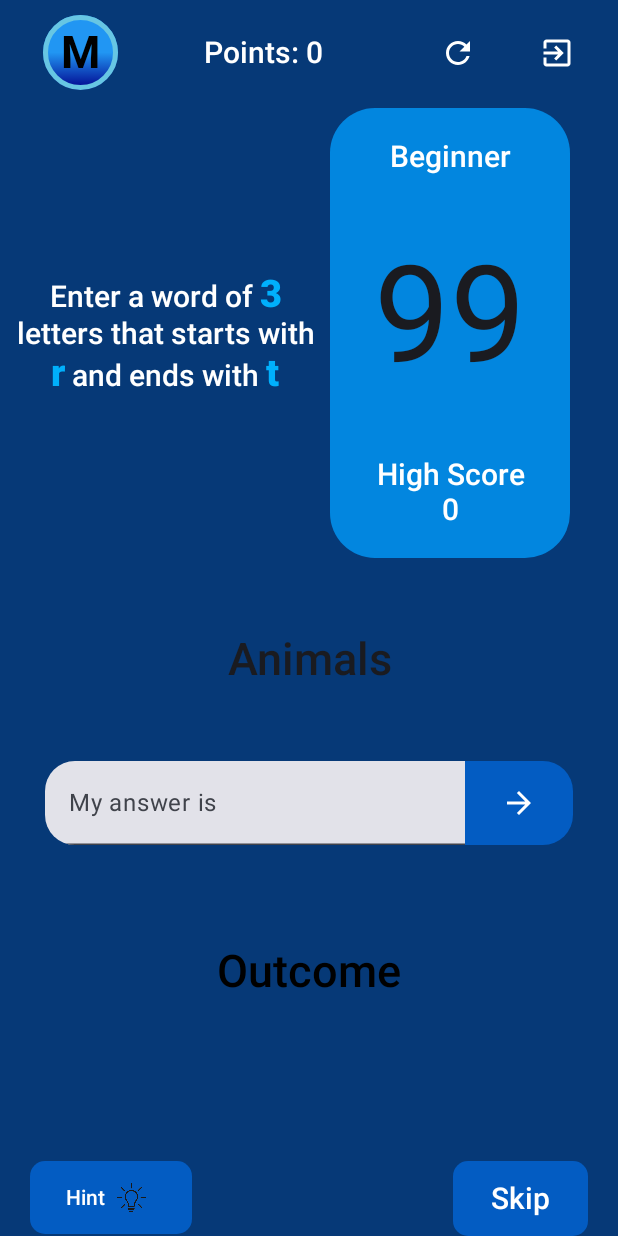
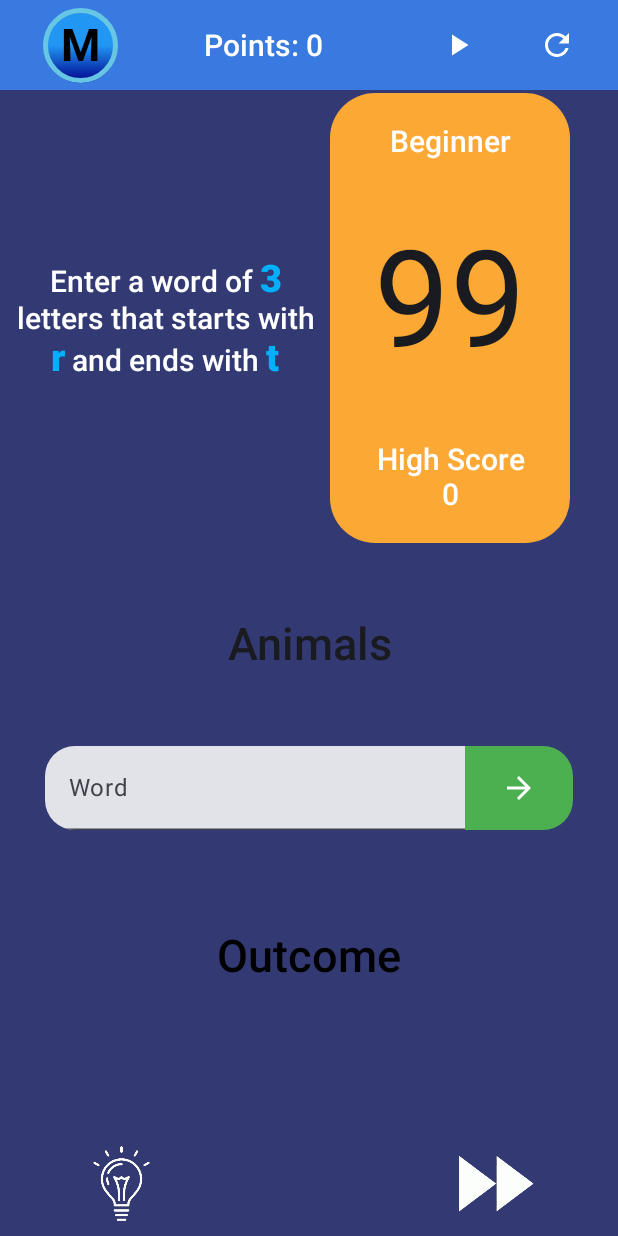
Before and after one commit to mikesplore/WordGame, an Android app built with Jetpack Compose: the GameScreen screen opened through its navigation route, on a phone screen of 412 x 824 dp. Run offline under Robolectric (Android 15) with nearby library versions, the phone set to English and light mode, and no system bars.

Commit message:
new face

```diff
--- a/app/src/main/java/com/mike/wordgame/GameScreen.kt
+++ b/app/src/main/java/com/mike/wordgame/GameScreen.kt
@@ -41,8 +41,10 @@ import androidx.compose.foundation.layout.absolutePadding
 import androidx.compose.material.icons.Icons
 import androidx.compose.material.icons.filled.ArrowForward
 import androidx.compose.material.icons.filled.ExitToApp
+import androidx.compose.material.icons.filled.PlayArrow
 import androidx.compose.material.icons.filled.Refresh
 import androidx.compose.material.icons.outlined.ExitToApp
+import androidx.compose.material.icons.outlined.Refresh
 import androidx.compose.material3.AlertDialog
 import androidx.compose.material3.ButtonColors
 import androidx.compose.material3.ButtonDefaults
@@ -67,14 +69,14 @@ import java.io.FileInputStream
 fun GameScreen(navController: NavController) {
     Column(modifier = Modifier
         .fillMaxSize()
-        .background(Color(0xff063977)),
+        .background(Color(0xff333A73)),
         verticalArrangement = Arrangement.SpaceBetween
 
     ) {
         Row (modifier = Modifier
-            .height(70.dp)
+            .height(60.dp)
             .fillMaxWidth()
-            .background(Color.Transparent),
+            .background(Color(0xff387ADF)),
             horizontalArrangement = Arrangement.SpaceAround,
             verticalAlignment = Alignment.CenterVertically){
 
@@ -96,8 +98,13 @@ fun GameScreen(navController: NavController) {
 
             Row (modifier = Modifier.width(90.dp),
                 horizontalArrangement = Arrangement.SpaceBetween){
-                Icon(imageVector = Icons.Default.Refresh, contentDescription = "restart", tint = Color.White)
-                Icon(imageVector = Icons.Outlined.ExitToApp, contentDescription = "exit", tint = Color.White,
+                Icon(imageVector = Icons.Default.PlayArrow, contentDescription = "restart", tint = Color.White,
+                    modifier = Modifier.clickable {
+                        GlobalVariables.pausegame.value = true
+                    })
+
+
+                Icon(imageVector = Icons.Outlined.Refresh, contentDescription = "exit", tint = Color.White,
                     modifier = Modifier
                         .clickable {
                             GlobalVariables.timer.value = 60
@@ -137,7 +144,7 @@ fun GameScreen(navController: NavController) {
 
                 }
                 Column(modifier = Modifier
-                    .background(Color(0xff0286df), shape = RoundedCornerShape(30.dp))
+                    .background(Color(0xffFBA834), shape = RoundedCornerShape(30.dp))
                     .height(400.dp)
                     .width(160.dp),
                     horizontalAlignment = Alignment.CenterHorizontally,
@@ -200,7 +207,7 @@ fun GameScreen(navController: NavController) {
                     TextField(
                         value = GlobalVariables.enteredword.value,
                         onValueChange = {GlobalVariables.enteredword.value = it},
-                        label = { Text(text = "My answer is")
+                        label = { Text(text = "Word")
                         }, colors = TextFieldDefaults.colors(
 
 
@@ -232,7 +239,7 @@ fun GameScreen(navController: NavController) {
                         modifier = Modifier
                             .height(56.dp),
                         shape = RoundedCornerShape(0.dp,20.dp,20.dp),
-                        colors = ButtonDefaults.buttonColors(Color(0xff035cc2))) {
+                        colors = ButtonDefaults.buttonColors(Color(0xff4CAF50))) {
                         Icon(imageVector = Icons.Filled.ArrowForward, contentDescription = "Arrow forward")
 
                     }}
@@ -257,46 +264,20 @@ fun GameScreen(navController: NavController) {
 
 
         Row (modifier = Modifier
-
+            .absolutePadding(0.dp, 0.dp, 0.dp, 10.dp)
             .height(50.dp)
             .fillMaxWidth()
             .background(Color.Transparent),
-            horizontalArrangement = Arrangement.SpaceBetween){
-            Button(onClick = { /*TODO*/ },
-                modifier = Modifier.absolutePadding(20.dp),
-                shape = RoundedCornerShape(10.dp),
-                colors = ButtonDefaults.buttonColors(Color(0xff035cc2))) {
-                Row(modifier = Modifier
+            horizontalArrangement = Arrangement.Center){
+                    Row (modifier = Modifier.width(300.dp),
+                        horizontalArrangement = Arrangement.SpaceBetween){
+                    Image(painter = painterResource(id = R.drawable.light), contentDescription = "hint",)
 
-                    .width(60.dp)
-                    ,horizontalArrangement = Arrangement.SpaceBetween,
-                    verticalAlignment = Alignment.CenterVertically,
-                ) {
-                    Text(text = "Hint")
-                    Image(painter = painterResource(id = R.drawable.light), contentDescription = "hint",)
-                }
+                    Image(painter = painterResource(id = R.drawable.skip), contentDescription = "skip",
+                        modifier = Modifier.clickable { GlobalVariables.word.value = getRandomWord(GlobalVariables.selectedcategory.value,GlobalVariables.selectedlevel) })}
+            GameOver()
+            PauseGame()
 
-            }
-
-            Button(onClick = {
-                GlobalVariables.outcome.value = GlobalVariables.word.value
-                GlobalVariables.word.value = getRandomWord(GlobalVariables.selectedcategory.value,GlobalVariables.selectedlevel) },
-                modifier = Modifier
-                    .width(110.dp)
-                    .absolutePadding(0.dp, 0.dp, 20.dp)
-                    .height(50.dp),
-                shape = RoundedCornerShape(10.dp),
-                colors = ButtonDefaults.buttonColors(Color(0xff035cc2))) {
-                Text(text = "Skip",
-                    style = TextStyle(),
-                    fontWeight = FontWeight.SemiBold,
-                    fontSize = 20.sp,
-                    fontFamily = FontFamily.Default,
-                    textAlign = TextAlign.Center,
-                    color = Color.White)
-
-            }
-            GameOver()
 
         }
 
@@ -441,6 +422,109 @@ fun GameOver() {
     }
 }
 
+@Composable
+fun PauseGame() {
+    AnimatedVisibility(visible = GlobalVariables.pausegame.value) {
+        Column {
+
+
+            AlertDialog(
+                onDismissRequest = { GlobalVariables.pausegame.value = false },
+                title = {
+                    Row (modifier = Modifier.width(230.dp),
+                        horizontalArrangement = Arrangement.Center){
+
+
+                        Text(text = "Game Paused!",
+                            style =  TextStyle(),
+                            fontFamily = FontFamily.SansSerif,
+                            fontSize = 30.sp,
+                            color = Color.White,
+                            fontWeight = FontWeight.Bold,
+                            textAlign = TextAlign.Center
+                        )
+                    }
+                },
+
+                text = {
+                    Column(modifier = Modifier
+                        .width(230.dp)
+                        .height(170.dp),
+                        verticalArrangement = Arrangement.SpaceAround,
+                        horizontalAlignment = Alignment.CenterHorizontally
+                    ) {
+                        Row (modifier = Modifier
+                            .background(Color(0xff387ADF), shape = RoundedCornerShape(10.dp))
+                            .height(40.dp)
+                            .width(230.dp),
+                            verticalAlignment = Alignment.CenterVertically,
+                            horizontalArrangement = Arrangement.Center){
+                            Text(text = "Continue",
+                                style =  TextStyle(),
+                                fontFamily = FontFamily.SansSerif,
+                                fontSize = 30.sp,
+                                color = Color.White,
+                                fontWeight = FontWeight.Bold,
+                                textAlign = TextAlign.Center,
+                                modifier = Modifier.clickable { GlobalVariables.pausegame.value = false }
+                                )
+
+                        }
+                        Row (modifier = Modifier
+                            .background(Color(0xff387ADF), shape = RoundedCornerShape(10.dp))
+                            .height(40.dp)
+                            .width(230.dp),
+                            verticalAlignment = Alignment.CenterVertically,
+                            horizontalArrangement = Arrangement.Center){
+                            Text(text = "Restart",
+                                style =  TextStyle(),
+                                fontFamily = FontFamily.SansSerif,
+                                fontSize = 30.sp,
+                                color = Color.White,
+                                fontWeight = FontWeight.Bold,
+                                textAlign = TextAlign.Center,
+                                modifier = Modifier.clickable { GlobalVariables.pausegame.value = false }
+                            )
+
+                        }
+
+                        Row (modifier = Modifier
+                            .background(Color(0xff387ADF), shape = RoundedCornerShape(10.dp))
+                            .height(40.dp)
+                            .width(230.dp),
+                            verticalAlignment = Alignment.CenterVertically,
+                            horizontalArrangement = Arrangement.Center){
+                            Text(text = "Main Menu",
+                                style =  TextStyle(),
+                                fontFamily = FontFamily.SansSerif,
+                                fontSize = 30.sp,
+                                color = Color.White,
+                                fontWeight = FontWeight.Bold,
+                                textAlign = TextAlign.Center,
+                                modifier = Modifier.clickable { GlobalVariables.pausegame.value = false }
+                            )
+
+                        }
+
+
+                    }
+                },
+                confirmButton = {
+
+                },
+                shape = RoundedCornerShape(20.dp),
+                containerColor = Color.Transparent,
+                modifier = Modifier
+                    .width(370.dp)
+                    .height(350.dp)
+                    .background(Color.Transparent)
+                    .padding(16.dp)
+            )
+
+        }
+    }
+}
+
 fun compareWord(guess: String): Boolean {
     return GlobalVariables.word.value.lowercase() == guess.lowercase()
 }
@@ -511,4 +595,5 @@ fun instructions(): AnnotatedString{
 fun gamepreview(){
    // GameOver()
     GameScreen(rememberNavController())
+    //PauseGame()
 }
--- a/app/src/main/java/com/mike/wordgame/MainActivity.kt
+++ b/app/src/main/java/com/mike/wordgame/MainActivity.kt
@@ -44,6 +44,8 @@ object GlobalVariables {
     var username: MutableState<String> = mutableStateOf("Mike")
     var enteredword: MutableState<String> = mutableStateOf("")
     var Gameoverdialog: MutableState<Boolean> = mutableStateOf(false)
+    var pausegame: MutableState<Boolean> = mutableStateOf(false)
+
 
 
 }
```
Also changed, not shown: app/src/main/res/drawable/light.png, app/src/main/res/drawable/skip.png (added).
